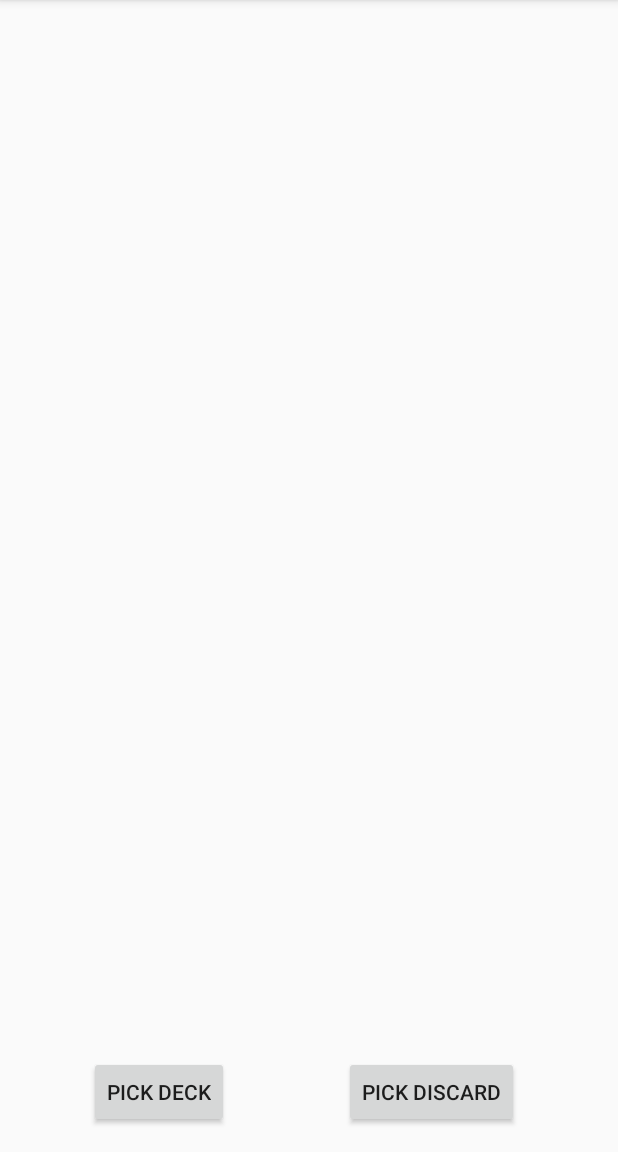
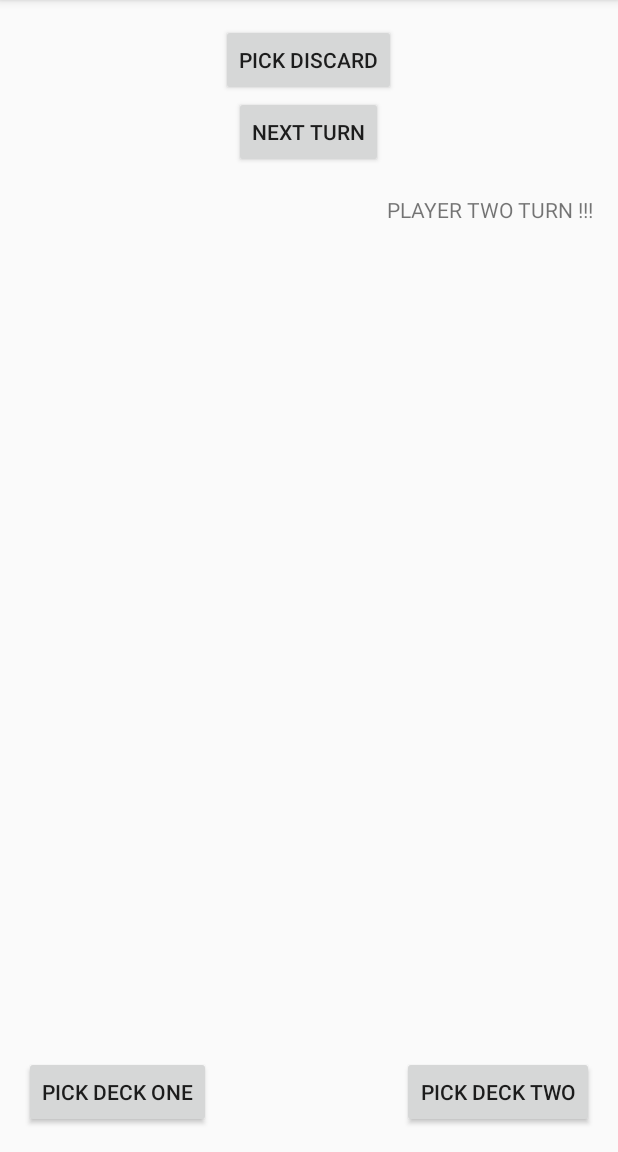
Before and after one commit to iksmiT/NewCardGameProject, an Android app: the PlayActivity screen opened directly, with no data from a screen before it, on a phone screen of 412 x 824 dp, the part 84-1236 px from its top. Run offline under Robolectric (Android 15) with nearby library versions, the phone set to English and light mode, and no system bars.

Commit message:
Round System Base

```diff
--- a/app/src/main/java/timski_ensicaen/newcardgameproject/PlayActivity.java
+++ b/app/src/main/java/timski_ensicaen/newcardgameproject/PlayActivity.java
@@ -6,45 +6,45 @@ import android.util.Log;
 import android.view.View;
 import android.widget.Button;
 import android.widget.ImageView;
+import android.widget.TextView;
 
 public class PlayActivity extends AppCompatActivity {
     int cnt = 1;
     CardDeck mCardDeck = new CardDeck();
-    CardEntity mCard = new CardEntity(49);
+    Round mRound = new Round();
 
     @Override
     protected void onCreate(Bundle savedInstanceState) {
         super.onCreate(savedInstanceState);
         setContentView(R.layout.activity_play);
+
+        TextView playerOneText = (TextView) findViewById(R.id.text_one);
+        TextView playerTwoText = (TextView) findViewById(R.id.text_two);
+
+        changeTextDisplayed(playerOneText, playerTwoText, mRound);
     }
 
     @Override
     protected void onStart() {
         super.onStart();
-/*
 
-        ImageView cardImage = (ImageView) findViewById(R.id.image_card_view_rand);
-        displayCardEntity(cardImage, mCard.getId(), globalValues.customWidth, globalValues.customHeight);
-
-        ImageView randCardImage = (ImageView) findViewById(R.id.image_card_view_rand);
-        randCardImage.setImageBitmap(
-                BitmapCustomMethods.decodeSampledBitmapFromResource(getResources(), R.drawable.question_mark, globalValues.customWidth, globalValues.customHeight));
-
-        Button pickCardButton = (Button) findViewById(R.id.rand_card_button);
-        pickCardButton.setOnClickListener(new View.OnClickListener() {
+        Button pickDeckButtonOne = (Button) findViewById(R.id.pick_from_one);
+        pickDeckButtonOne.setOnClickListener(new View.OnClickListener() {
             @Override
             public void onClick(View v) {
-                ImageView cardImage = (ImageView) findViewById(R.id.image_card_view_rand);
-                int rndNbr = globalValues.rndFunction(globalValues.Min, mCardDeck.getCnt());
-                displayCardEntity(cardImage, rndNbr, globalValues.customWidth, globalValues.customHeight);
+                ImageView cardImage = (ImageView) findViewById(R.id.image_view_one);
+                CardEntity pickedCard = mCardDeck.pickCardEntity();
+                if (pickedCard != null) {
+                    displayCardEntity(cardImage, pickedCard.getId(), globalValues.customWidth, globalValues.customHeight);
+                }
             }
         });
-*/
-        Button pickDeckButton = (Button) findViewById(R.id.pick_from_deck);
-        pickDeckButton.setOnClickListener(new View.OnClickListener() {
+
+        Button pickDeckButtonTwo = (Button) findViewById(R.id.pick_from_two);
+        pickDeckButtonTwo.setOnClickListener(new View.OnClickListener() {
             @Override
             public void onClick(View v) {
-                ImageView cardImage = (ImageView) findViewById(R.id.image_view_deck);
+                ImageView cardImage = (ImageView) findViewById(R.id.image_view_two);
                 CardEntity pickedCard = mCardDeck.pickCardEntity();
                 if (pickedCard != null) {
                     displayCardEntity(cardImage, pickedCard.getId(), globalValues.customWidth, globalValues.customHeight);
@@ -53,7 +53,7 @@ public class PlayActivity extends AppCompatActivity {
         });
 
         Button pickDiscardButton = (Button) findViewById(R.id.pick_from_discard);
-        pickDeckButton.setOnClickListener(new View.OnClickListener() {
+        pickDiscardButton.setOnClickListener(new View.OnClickListener() {
             @Override
             public void onClick(View v) {
                 ImageView cardImage = (ImageView) findViewById(R.id.image_view_discard);
@@ -64,18 +64,18 @@ public class PlayActivity extends AppCompatActivity {
             }
         });
 
-        /*
-        Button reviewCardButton = (Button) findViewById(R.id.review_card_button);
-        reviewCardButton.setOnClickListener(new View.OnClickListener() {
+
+        Button switchTurnButton = (Button) findViewById(R.id.next_turn_button);
+        switchTurnButton.setOnClickListener(new View.OnClickListener() {
             @Override
             public void onClick(View v) {
-                ImageView cardImage = (ImageView) findViewById(R.id.image_card_view_review);
-                displayCardEntity(cardImage, cnt, globalValues.customWidth, globalValues.customHeight);
-                cnt++;
-                if (cnt > globalValues.Max) cnt = 1;
+                TextView playerOneText = (TextView) findViewById(R.id.text_one);
+                TextView playerTwoText = (TextView) findViewById(R.id.text_two);
+                mRound.changeTurn();
+                changeTextDisplayed(playerOneText, playerTwoText, mRound);
+
             }
         });
-        */
     }
     @Override
     protected void onPause() {
@@ -101,6 +101,18 @@ public class PlayActivity extends AppCompatActivity {
     protected void onDestroy() {
         super.onDestroy();
     }
+
+    public void changeTextDisplayed(TextView mTextView1, TextView mTextView2, Round round)  {
+        if (round.getTurn() == Round.PLAYER_ONE_TURN ) {
+            mTextView1.setText("PLAYER ONE TURN !!!");
+            mTextView2.setText("");
+        }
+        else {
+            mTextView2.setText("PLAYER TWO TURN !!!");
+            mTextView1.setText("");
+        }
+    }
+
 
     public void displayCardEntity(ImageView imageView, int i, int customWidth, int customHeight) {
         switch (i) {
--- /dev/null
+++ b/app/src/main/java/timski_ensicaen/newcardgameproject/Round.java
@@ -0,0 +1,51 @@
+package timski_ensicaen.newcardgameproject;
+
+public class Round {
+    private int turn;
+    private int phase;
+    private int winner;
+
+    public static final int PLAYER_ONE_TURN = 1;
+    public static final int PLAYER_TWO_TURN = 2;
+    public static final int PICK_PHASE = 1;
+    public static final int BATTLE_PHASE = 2;
+    public static final int WINNER_PHASE = 3;
+
+    public Round() {
+        this.turn = globalValues.rndFunction(PLAYER_ONE_TURN,PLAYER_TWO_TURN);
+        this.phase = PICK_PHASE;
+        this.winner = 0;
+    }
+
+    public int getTurn() {
+        return turn;
+    }
+
+    public void setTurn(int turn) {
+        this.turn = turn;
+    }
+
+    public int getPhase() {
+        return phase;
+    }
+
+    public void setPhase(int phase) {
+        this.phase = phase;
+    }
+
+    public int getWinner() {
+        return winner;
+    }
+
+    public void setWinner(int winner) {
+        this.winner = winner;
+    }
+
+    public void changeTurn() {
+        if (this.turn == PLAYER_ONE_TURN) {
+            this.turn = PLAYER_TWO_TURN;
+        }
+        else this.turn = PLAYER_ONE_TURN;
+    }
+
+}
--- a/app/src/main/res/layout/activity_play.xml
+++ b/app/src/main/res/layout/activity_play.xml
@@ -16,11 +16,10 @@
         android:adjustViewBounds="true"
         android:maxHeight="192dp"
         android:scaleType="fitCenter"
-        android:id="@+id/image_view_deck"
-        android:layout_above="@+id/pick_from_deck"
-        android:layout_alignRight="@+id/pick_from_deck"
-
-        />
+        android:id="@+id/image_view_one"
+        android:layout_above="@+id/pick_from_one"
+        android:layout_alignLeft="@+id/pick_from_one" />
+        <!-- android:src="@drawable/ace_of_clubs_w720" -->
 
     <ImageView
         android:layout_width="wrap_content"
@@ -29,27 +28,63 @@
         android:maxHeight="192dp"
         android:scaleType="fitCenter"
         android:id="@+id/image_view_discard"
-        android:layout_above="@+id/pick_from_deck"
-        android:layout_alignLeft="@+id/pick_from_discard"
-        android:onClick=""
+        android:layout_below="@+id/pick_from_discard"
+        android:layout_centerHorizontal="true"
         />
-
+    <ImageView
+        android:layout_width="wrap_content"
+        android:layout_height="wrap_content"
+        android:adjustViewBounds="true"
+        android:maxHeight="192dp"
+        android:scaleType="fitCenter"
+        android:id="@+id/image_view_two"
+        android:layout_above="@+id/pick_from_two"
+        android:layout_alignRight="@+id/pick_from_two"
+        />
     <Button
         android:layout_width="wrap_content"
         android:layout_height="wrap_content"
-        android:text="PICK DECK"
-        android:id="@+id/pick_from_deck"
-        android:layout_marginStart="43dp"
+        android:text="PICK DECK ONE"
+        android:id="@+id/pick_from_one"
         android:layout_alignParentBottom="true"
         android:layout_alignParentStart="true" />
-
     <Button
         android:layout_width="wrap_content"
         android:layout_height="wrap_content"
         android:text="PICK DISCARD"
         android:id="@+id/pick_from_discard"
-        android:layout_marginEnd="50dp"
+        android:layout_alignParentTop="true"
+        android:layout_centerHorizontal="true" />
+    <Button
+        android:layout_width="wrap_content"
+        android:layout_height="wrap_content"
+        android:text="PICK DECK TWO"
+        android:id="@+id/pick_from_two"
         android:layout_alignParentBottom="true"
         android:layout_alignParentEnd="true" />
 
+    <TextView
+        android:layout_width="wrap_content"
+        android:layout_height="wrap_content"
+        android:id="@+id/text_one"
+        android:layout_marginTop="66dp"
+        android:layout_below="@+id/image_view_discard"
+        android:layout_alignParentStart="true" />
+
+    <TextView
+        android:layout_width="wrap_content"
+        android:layout_height="wrap_content"
+        android:id="@+id/text_two"
+        android:layout_alignTop="@+id/text_one"
+        android:layout_alignParentEnd="true" />
+
+    <Button
+        android:layout_width="wrap_content"
+        android:layout_height="wrap_content"
+        android:layout_below="@id/pick_from_discard"
+        android:layout_centerHorizontal="true"
+        android:text="Next Turn"
+        android:id="@+id/next_turn_button"/>
+
+
 </RelativeLayout>
```
Also changed, not shown: app/src/main/java/timski_ensicaen/newcardgameproject/CardDeck.java (+14 -16 lines).
